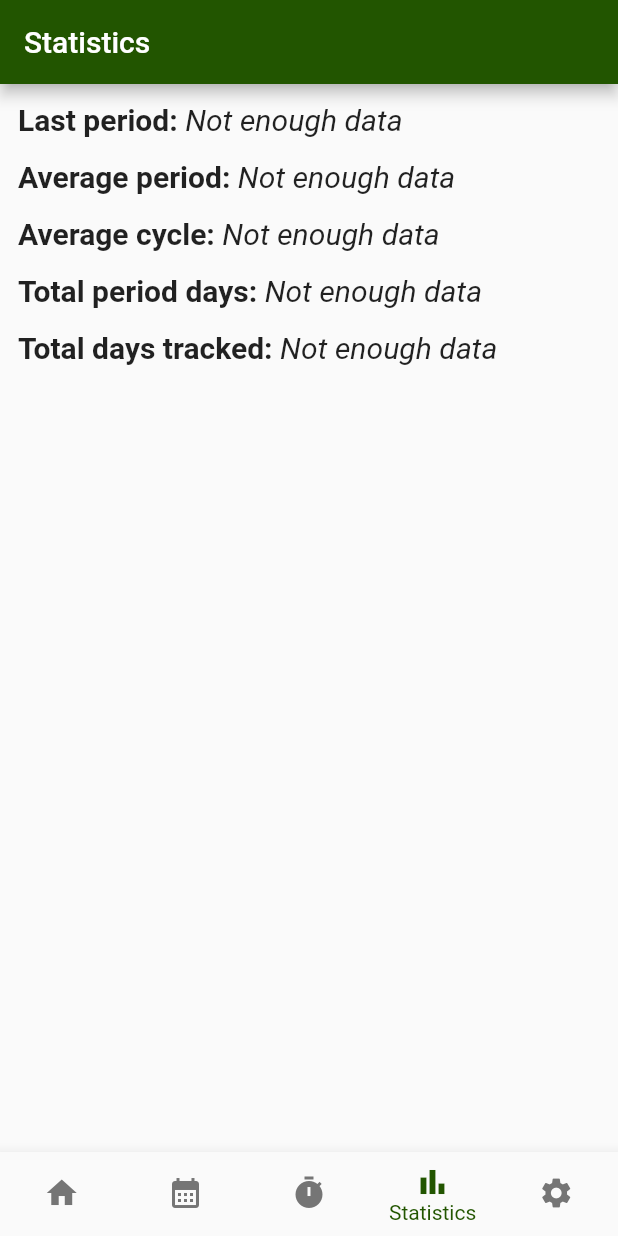
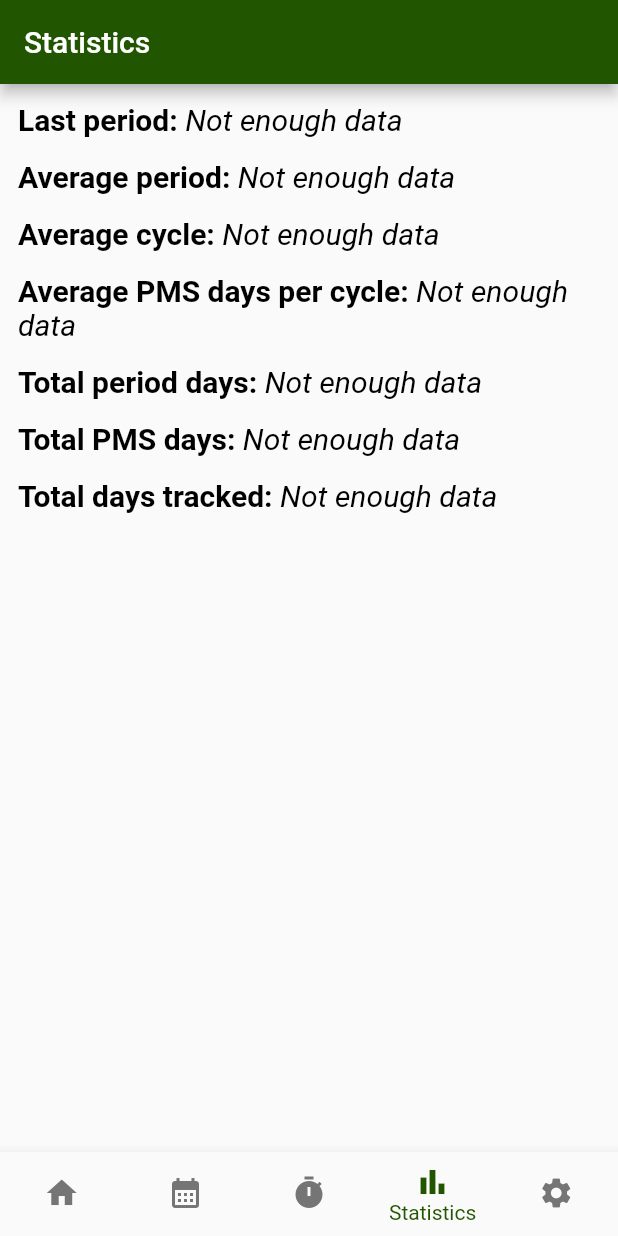
Before and after one commit to lakoliu/Tyd, a Flutter app: the screen it shows after launch, item 4 of the bottom bar chosen, on a phone screen of 412 x 824 dp. Run offline on Flutter 3.47's test engine with Material 2 defaults, Android fonts, the phone set to English and light mode, and no system bars; our stand-ins replace auto_size_text, file_picker, flutter_colorpicker, flutter_local_notifications, flutter_native_timezone, flutter_spinbox and 7 more; missing offline and left inert: filter_list, swatch_generator; accounts and stored records are empty; generated files the repository leaves out were written again.

Commit message:
Prettified Stats and added avg pms days per cycle and total pms days

```diff
--- a/lib/helpers/export_helper.dart
+++ b/lib/helpers/export_helper.dart
@@ -1,7 +1,7 @@
 import 'dart:convert';
 import 'dart:io';
-
 import 'package:flutter/material.dart';
+import 'package:flutter_gen/gen_l10n/app_localizations.dart';
 import 'package:hive/hive.dart';
 import 'package:share_plus/share_plus.dart';
 
@@ -12,9 +12,7 @@ class ExportHelper {
     var dateBox = Hive.box('date_box');
     var appBox = Hive.box('app_box');
     var dateBoxDays = dateBox.keys.toList();
-    var appBoxKeys = appBox.keys.toList();
     List<String> jsonDateList = [];
-    List<String> jsonSettingsList = [];
 
     File exportedFile;
     exportedFile = File('${(await Directory.systemTemp.createTemp()).path}/Unnamed.json');
@@ -40,7 +38,7 @@ class ExportHelper {
         context: context,
         builder: (BuildContext context) {
           return AlertDialog(
-            title: const Text('Failed to export data'),
+            title: Text(AppLocalizations.of(context)!.failedExport),
             content: Text(e.toString()),
             actions: [
               TextButton(
--- a/lib/l10n/app_en.arb
+++ b/lib/l10n/app_en.arb
@@ -361,7 +361,7 @@
   "@itemInterval": {
     "description": "Header for dialog to change interval of given sanitary item (i.e., tampon, pad, etc.).",
     "placeholders": {
-      "notifyTime": {
+      "sanitaryItem": {
         "type": "String"
       }
     }
@@ -449,5 +449,37 @@
   "cantEdit": "Can't Edit",
   "@cantEdit": {
     "description": "Dialog header warning that a tampon size cannot be edited because it is in use."
+  },
+  "bleedingDataChange": "Bleeding data will change",
+  "@bleedingDataChange": {
+    "description": "Dialog header warning that bleeding data is different between Tyd and Clue."
+  },
+  "bleedingDataChangeDetails": "Because Clue uses \"light\", \"medium\", and \"heavy\" options for bleeding while Tyd uses a scale from 1-10, your bleeding data from Clue will be changed to 3, 6, and 9, respectively. Do you want to continue?",
+  "@bleedingDataChangeDetails": {
+    "description": "Dialog header warning that bleeding data is different between Tyd and Clue and therefore it will change when imported."
+  },
+  "unsupportedFile": "Unsupported file type",
+  "@unsupportedFile": {
+    "description": "Error when the user selects to import a file that is not supported."
+  },
+  "failedImport": "Failed to import data",
+  "@failedImport": {
+    "description": "Error when the program could not import the selected file."
+  },
+  "failedExport": "Failed to export data",
+  "@failedExport": {
+    "description": "Error when the program could not export its data."
+  },
+  "noFileSelected": "No file selected",
+  "@noFileSelected": {
+    "description": "Shown if the user has not yet selected a file using the Browse button."
+  },
+  "totalPmsDays": "Total PMS days: ",
+  "@totalPmsDays": {
+    "description": "Total PMS days recorded since the user started using Tyd (leave space at end)."
+  },
+  "averagePmsPerCycle": "Average PMS days per cycle: ",
+  "@averagePmsPerCycle": {
+    "description": "Average number of PMS days recorded per cycle (leave space at end)."
   }
 }
--- a/lib/views/settings_view.dart
+++ b/lib/views/settings_view.dart
@@ -172,7 +172,7 @@ class _SettingsViewState extends State<SettingsView> {
                                         children: <Widget>[
                                           Flexible(
                                             child: Text(
-                                              _selectedFileName?.split(path.extension(_selectedFileName!))[0] ?? 'No file selected',
+                                              _selectedFileName?.split(path.extension(_selectedFileName!))[0] ?? AppLocalizations.of(context)!.noFileSelected,
                                               overflow: TextOverflow.ellipsis,
                                             ),
                                           ),
--- a/lib/views/stats_view.dart
+++ b/lib/views/stats_view.dart
@@ -27,8 +27,18 @@ class _StatsViewState extends State<StatsView> {
     );
   }
 
+  TextSpan unknownTextSpan() {
+    return TextSpan(
+      text: AppLocalizations.of(context)!.notEnoughData,
+      style: const TextStyle(
+        fontSize: 20.0,
+        fontStyle: FontStyle.italic,
+        fontWeight: FontWeight.normal,
+      ),
+    );
+  }
+
   String printWithDays(int value) {
-    var dayString = value == 1 ? 'day' : 'days';
     return AppLocalizations.of(context)!.nDays(value);
   }
 
@@ -50,74 +60,80 @@ class _StatsViewState extends State<StatsView> {
         child: Padding(
           padding: const EdgeInsets.all(12.0),
           child: Column(
+            crossAxisAlignment: CrossAxisAlignment.start,
             children: [
-              Row(
-                children: [
-                  Text(
-                    AppLocalizations.of(context)!.lastPeriod,
+              RichText(
+                textAlign: TextAlign.start,
+                text: TextSpan(
+                  text: AppLocalizations.of(context)!.lastPeriod,
                   style: const TextStyle(
                     fontSize: 20.0,
                     fontWeight: FontWeight.bold,
+                    color: Colors.black,
                   ),
-                  ),
+                  children: <TextSpan>[
                     if (appBox.get('lastPeriod') != null) ...[
-                    Text(
-                      '${appBox.get('lastPeriod')}',
+                      TextSpan(
+                        text: '${appBox.get('lastPeriod')}',
                         style: const TextStyle(
-                        fontSize: 20.0,
+                          fontWeight: FontWeight.normal,
                         ),
                       ),
                     ] else ...[
-                    printUnknown()
+                      unknownTextSpan(),
                     ],
                   ],
                 ),
+              ),
               const SizedBox(height: 15.0,),
-              Row(
-                children: [
-                  Text(
-                    AppLocalizations.of(context)!.averagePeriod,
+              RichText(
+                text: TextSpan(
+                  text: AppLocalizations.of(context)!.averagePeriod,
                   style: const TextStyle(
                     fontSize: 20.0,
                     fontWeight: FontWeight.bold,
+                    color: Colors.black,
                   ),
-                  ),
+                  children: <TextSpan>[
                     if (appBox.get('averagePeriod') != null) ...[
-                    Text(
-                      AppLocalizations.of(context)!.nDays(appBox.get('averagePeriod')),
+                      TextSpan(
+                        text: AppLocalizations.of(context)!.nDays(appBox.get('averagePeriod')),
                         style: const TextStyle(
-                        fontSize: 20.0,
+                          fontWeight: FontWeight.normal,
                         ),
                       ),
                     ] else ...[
-                    printUnknown()
+                      unknownTextSpan(),
                     ],
                   ],
                 ),
+              ),
               const SizedBox(height: 15.0,),
-              Row(
-                children: [
-                  Text(
-                    AppLocalizations.of(context)!.averageCycle,
+              RichText(
+                text: TextSpan(
+                  text: AppLocalizations.of(context)!.averageCycle,
                   style: const TextStyle(
                     fontSize: 20.0,
                     fontWeight: FontWeight.bold,
+                    color: Colors.black,
                   ),
-                  ),
+                  children: <TextSpan>[
                     if (appBox.get('averageCycle') != null) ...[
-                    Text(
-                      AppLocalizations.of(context)!.nDays(appBox.get('averageCycle')),
+                      TextSpan(
+                        text: AppLocalizations.of(context)!.nDays(appBox.get('averageCycle')),
                         style: const TextStyle(
-                        fontSize: 20.0,
+                          fontWeight: FontWeight.normal,
                         ),
                       ),
                     ] else ...[
-                    printUnknown()
+                      unknownTextSpan(),
                     ],
                   ],
                 ),
+              ),
               if (appBox.get('longestPeriod') != null) ...[
-                Row(
+                Wrap(
+                  crossAxisAlignment: WrapCrossAlignment.center,
                   children: [
                     Text(
                       AppLocalizations.of(context)!.averageBleeding,
@@ -164,51 +180,98 @@ class _StatsViewState extends State<StatsView> {
                     ],
                   ],
                 ),
-              ] else ...[
+              ],
               const SizedBox(height: 15.0,),
-              ],
-              Row(
-                children: [
-                  Text(
-                    AppLocalizations.of(context)!.totalPeriodDays,
+              RichText(
+                text: TextSpan(
+                  text: AppLocalizations.of(context)!.averagePmsPerCycle,
                   style: const TextStyle(
                     fontSize: 20.0,
                     fontWeight: FontWeight.bold,
+                    color: Colors.black,
                   ),
-                  ),
-                  if (appBox.get('totalPeriodDays') != null) ...[
-                    Text(
-                      printWithDays(appBox.get('totalPeriodDays')),
+                  children: <TextSpan>[
+                    if (appBox.get('averagePmsPerCycle') != null) ...[
+                      TextSpan(
+                        text: AppLocalizations.of(context)!.nDays(appBox.get('averagePmsPerCycle')),
                         style: const TextStyle(
-                        fontSize: 20.0,
+                          fontWeight: FontWeight.normal,
                         ),
                       ),
                     ] else ...[
-                    printUnknown()
+                      unknownTextSpan(),
                     ],
                   ],
                 ),
+              ),
               const SizedBox(height: 15.0,),
-              Row(
-                children: [
-                  Text(
-                    AppLocalizations.of(context)!.totalDaysTracked,
+              RichText(
+                text: TextSpan(
+                  text: AppLocalizations.of(context)!.totalPeriodDays,
                   style: const TextStyle(
                     fontSize: 20.0,
                     fontWeight: FontWeight.bold,
+                    color: Colors.black,
                   ),
-                  ),
-                  if (appBox.get('totalDaysTracked') != null) ...[
-                    Text(
-                      printWithDays(appBox.get('totalDaysTracked')),
+                  children: <TextSpan>[
+                    if (appBox.get('totalPeriodDays') != null) ...[
+                      TextSpan(
+                        text: AppLocalizations.of(context)!.nDays(appBox.get('totalPeriodDays')),
                         style: const TextStyle(
-                        fontSize: 20.0,
+                          fontWeight: FontWeight.normal,
                         ),
                       ),
                     ] else ...[
-                    printUnknown()
+                      unknownTextSpan(),
                     ],
                   ],
+                ),
+              ),
+              const SizedBox(height: 15.0,),
+              RichText(
+                text: TextSpan(
+                  text: AppLocalizations.of(context)!.totalPmsDays,
+                  style: const TextStyle(
+                    fontSize: 20.0,
+                    fontWeight: FontWeight.bold,
+                    color: Colors.black,
+                  ),
+                  children: <TextSpan>[
+                    if (appBox.get('totalPmsDays') != null) ...[
+                      TextSpan(
+                        text: AppLocalizations.of(context)!.nDays(appBox.get('totalPmsDays')),
+                        style: const TextStyle(
+                          fontWeight: FontWeight.normal,
+                        ),
+                      ),
+                    ] else ...[
+                      unknownTextSpan(),
+                    ],
+                  ],
+                ),
+              ),
+              const SizedBox(height: 15.0,),
+              RichText(
+                text: TextSpan(
+                  text: AppLocalizations.of(context)!.totalDaysTracked,
+                  style: const TextStyle(
+                    fontSize: 20.0,
+                    fontWeight: FontWeight.bold,
+                    color: Colors.black,
+                  ),
+                  children: <TextSpan>[
+                    if (appBox.get('totalDaysTracked') != null) ...[
+                      TextSpan(
+                        text: AppLocalizations.of(context)!.nDays(appBox.get('totalDaysTracked')),
+                        style: const TextStyle(
+                          fontWeight: FontWeight.normal,
+                        ),
+                      ),
+                    ] else ...[
+                      unknownTextSpan(),
+                    ],
+                  ],
+                ),
               ),
             ],
           ),
--- a/lib/views/sub_settings/period_symptoms_view.dart
+++ b/lib/views/sub_settings/period_symptoms_view.dart
@@ -89,7 +89,7 @@ class _PeriodSymptomsViewState extends State<PeriodSymptomsView> {
                             },
                           ),
                           TextButton(
-                            child: const Text("SAVE"),
+                            child: Text(AppLocalizations.of(context)!.saveUpper),
                             onPressed:  () {
                               setState(() {
                                 if (addSymptomText.isNotEmpty) {
```
Also changed, not shown: lib/helpers/import_helper.dart (+11 -10 lines), lib/helpers/update_stats.dart (+26 -7 lines), lib/l10n/app_de.arb (+135 -103 lines). Lines whose indentation alone changed are shown as unchanged.
